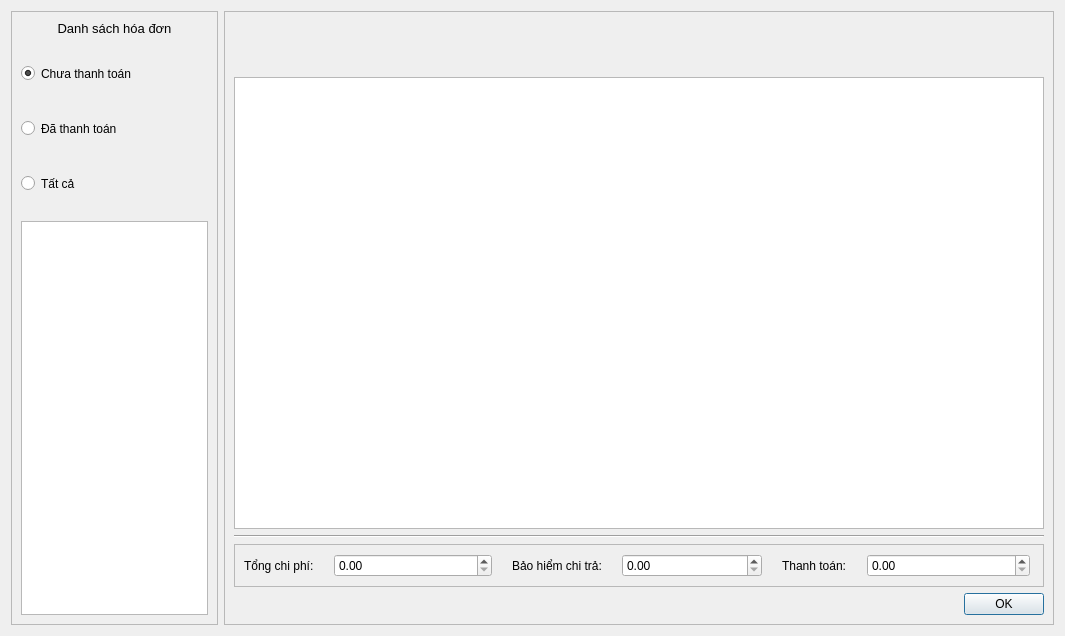
Old version of the form src/views/ReceiptView.ui in the repository Taylor3691/Hospital-Management-Project.
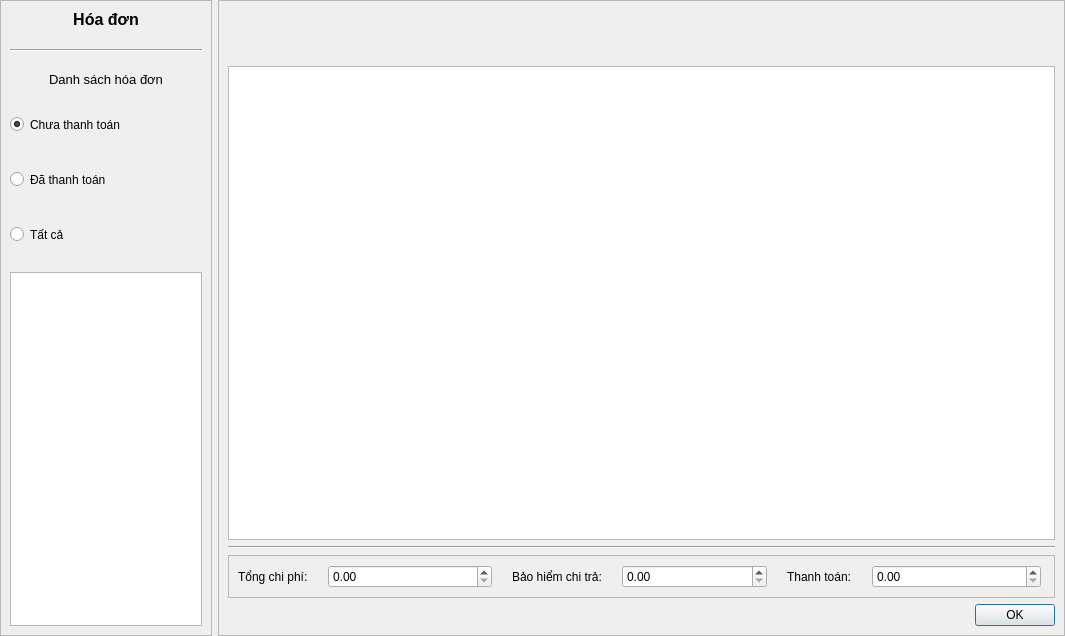
New version of the form. Icons and pictures are not drawn.

Commit message: refactor(ui): add title for management view and remove margins for other views

Patch:
```diff
--- a/src/views/ReceiptView.ui
+++ b/src/views/ReceiptView.ui
@@ -2256,6 +2256,18 @@
 </string>
   </property>
   <layout class="QHBoxLayout" name="horizontalLayout" stretch="1,4">
+   <property name="leftMargin">
+    <number>0</number>
+   </property>
+   <property name="topMargin">
+    <number>0</number>
+   </property>
+   <property name="rightMargin">
+    <number>0</number>
+   </property>
+   <property name="bottomMargin">
+    <number>0</number>
+   </property>
    <item>
     <widget class="QFrame" name="receipt_frame">
      <property name="frameShape">
@@ -2268,6 +2280,29 @@
       <property name="spacing">
        <number>20</number>
       </property>
+      <item>
+       <widget class="QLabel" name="name_label">
+        <property name="styleSheet">
+         <string notr="true">font-size: 12pt; font-weight: bold;</string>
+        </property>
+        <property name="text">
+         <string>Hóa đơn</string>
+        </property>
+        <property name="alignment">
+         <set>Qt::AlignCenter</set>
+        </property>
+        <property name="wordWrap">
+         <bool>true</bool>
+        </property>
+       </widget>
+      </item>
+      <item>
+       <widget class="Line" name="line_2">
+        <property name="orientation">
+         <enum>Qt::Horizontal</enum>
+        </property>
+       </widget>
+      </item>
       <item>
        <widget class="QLabel" name="receiptList_label">
         <property name="styleSheet">
```
The commit also changes 8 other files.
